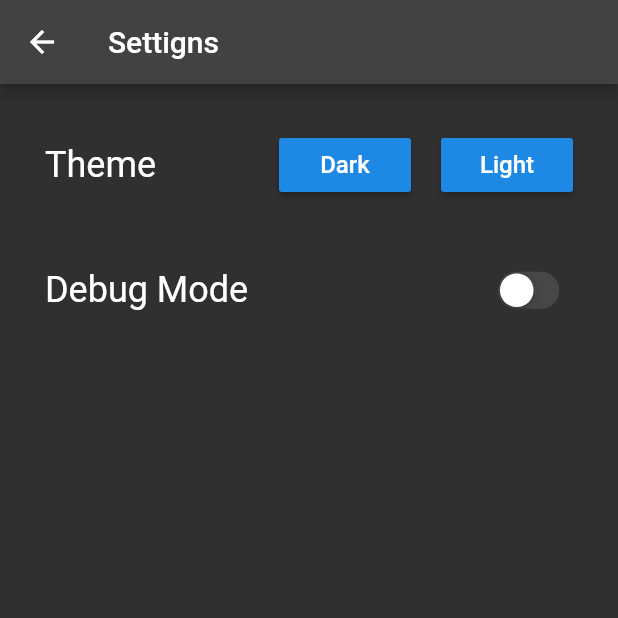
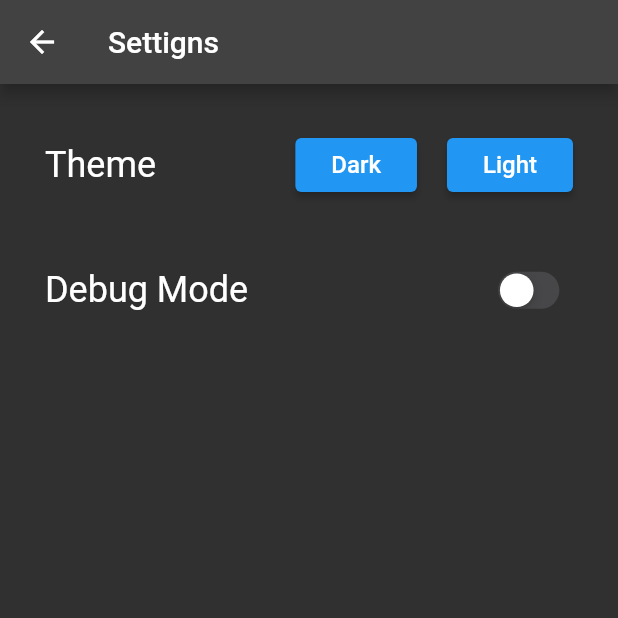
Before and after one commit to Morgadoo/cript_app, a Flutter app: the screen it shows after launch, after a tap on the "settings" icon, on a phone screen of 412 x 824 dp, the top half of it. Run offline on Flutter 3.47's test engine with Material 2 defaults, Android fonts, the phone set to English and light mode, and no system bars; our stand-ins replace shared_preferences.

Commit message:
update packages

```diff
--- a/lib/ui/preference_screen.dart
+++ b/lib/ui/preference_screen.dart
@@ -44,7 +44,7 @@ class _PreferenceScreen extends State<PreferenceScreen> {
                     style: Theme.of(context).textTheme.headline5,
                   ),
                   Row(children: <Widget>[
-                    RaisedButton(
+                    ElevatedButton(
                         child: Padding(
                           padding: const EdgeInsets.all(8.0),
                           child: Text(
@@ -55,7 +55,7 @@ class _PreferenceScreen extends State<PreferenceScreen> {
                         onPressed: () =>
                             _themeChanger.setTheme(ThemeData.dark())),
                     SizedBox(width: 20),
-                    RaisedButton(
+                    ElevatedButton(
                         child: Padding(
                           padding: const EdgeInsets.all(8.0),
                           child: Text(
```
Also changed, not shown: pubspec.yaml (+4 -3 lines), pubspec.lock (deleted), 1 other file.
